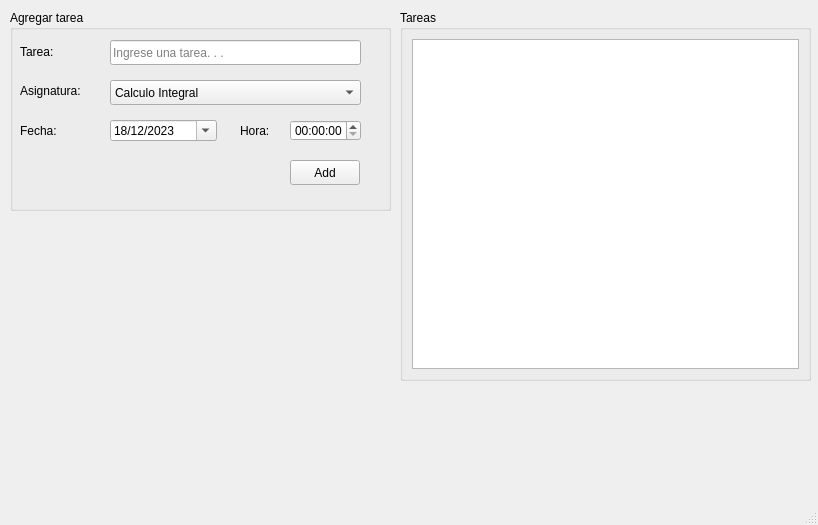
EonSoulCout/Tasky, file tasky.ui: the form before one commit.
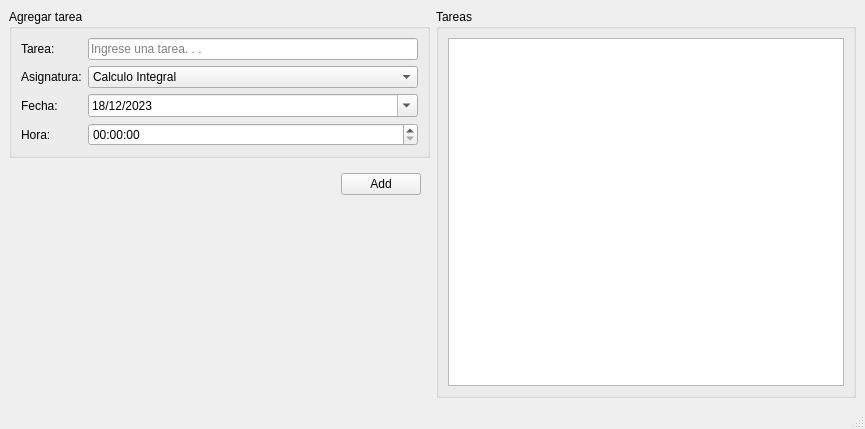
The form after the commit.

Commit message:
Table End-Read file text
-Finally end Tables with validation
-Add reader and save file text (.scv)

Patch:
```diff
--- a/tasky.ui
+++ b/tasky.ui
@@ -6,92 +6,44 @@
    <rect>
     <x>0</x>
     <y>0</y>
-    <width>818</width>
-    <height>525</height>
+    <width>865</width>
+    <height>429</height>
    </rect>
   </property>
   <property name="windowTitle">
    <string>Tasky</string>
   </property>
   <widget class="QWidget" name="centralwidget">
-   <widget class="QGroupBox" name="groupBox">
-    <property name="geometry">
-     <rect>
-      <x>400</x>
-      <y>10</y>
-      <width>411</width>
-      <height>371</height>
-     </rect>
-    </property>
-    <property name="title">
-     <string>Tareas</string>
-    </property>
-    <layout class="QHBoxLayout" name="horizontalLayout">
-     <item>
-      <widget class="QTableWidget" name="TblWorks"/>
-     </item>
-    </layout>
-   </widget>
+   <layout class="QGridLayout" name="gridLayout">
+    <item row="0" column="0">
    <widget class="QGroupBox" name="groupBox_2">
-    <property name="geometry">
-     <rect>
-      <x>10</x>
-      <y>10</y>
-      <width>381</width>
-      <height>201</height>
-     </rect>
-    </property>
     <property name="title">
      <string>Agregar tarea</string>
     </property>
+      <layout class="QFormLayout" name="formLayout">
+       <item row="0" column="0">
     <widget class="QLabel" name="LTarea">
-     <property name="geometry">
-      <rect>
-       <x>10</x>
-       <y>26</y>
-       <width>42</width>
-       <height>31</height>
-      </rect>
-     </property>
      <property name="text">
       <string>Tarea:</string>
      </property>
     </widget>
+       </item>
+       <item row="0" column="1">
     <widget class="QLineEdit" name="TxWork">
-     <property name="geometry">
-      <rect>
-       <x>100</x>
-       <y>30</y>
-       <width>251</width>
-       <height>25</height>
-      </rect>
-     </property>
      <property name="placeholderText">
       <string>Ingrese una tarea. . .</string>
      </property>
     </widget>
+       </item>
+       <item row="1" column="0">
     <widget class="QLabel" name="LAsig">
-     <property name="geometry">
-      <rect>
-       <x>10</x>
-       <y>70</y>
-       <width>78</width>
-       <height>21</height>
-      </rect>
-     </property>
      <property name="text">
       <string>Asignatura:</string>
      </property>
     </widget>
+       </item>
+       <item row="1" column="1">
     <widget class="QComboBox" name="BoxMat">
-     <property name="geometry">
-      <rect>
-       <x>100</x>
-       <y>70</y>
-       <width>251</width>
-       <height>25</height>
-      </rect>
-     </property>
      <item>
       <property name="text">
        <string>Calculo Integral</string>
@@ -123,28 +75,16 @@
       </property>
      </item>
     </widget>
+       </item>
+       <item row="2" column="0">
     <widget class="QLabel" name="LDate">
-     <property name="geometry">
-      <rect>
-       <x>10</x>
-       <y>110</y>
-       <width>44</width>
-       <height>21</height>
-      </rect>
-     </property>
      <property name="text">
       <string>Fecha:</string>
      </property>
     </widget>
+       </item>
+       <item row="2" column="1">
     <widget class="QDateEdit" name="Eddate">
-     <property name="geometry">
-      <rect>
-       <x>100</x>
-       <y>110</y>
-       <width>107</width>
-       <height>21</height>
-      </rect>
-     </property>
      <property name="dateTime">
       <datetime>
        <hour>0</hour>
@@ -162,43 +102,72 @@
       <bool>true</bool>
      </property>
     </widget>
+       </item>
+       <item row="3" column="0">
     <widget class="QLabel" name="LHora">
-     <property name="geometry">
-      <rect>
-       <x>230</x>
-       <y>110</y>
-       <width>37</width>
-       <height>21</height>
-      </rect>
-     </property>
      <property name="text">
       <string>Hora:</string>
      </property>
     </widget>
-    <widget class="QTimeEdit" name="Edtime">
-     <property name="geometry">
-      <rect>
-       <x>280</x>
-       <y>110</y>
-       <width>71</width>
-       <height>21</height>
-      </rect>
-     </property>
-    </widget>
+       </item>
+       <item row="3" column="1">
+        <widget class="QTimeEdit" name="Edtime"/>
+       </item>
+      </layout>
+     </widget>
+    </item>
+    <item row="0" column="1" rowspan="4">
+     <widget class="QGroupBox" name="groupBox">
+      <property name="title">
+       <string>Tareas</string>
+      </property>
+      <layout class="QHBoxLayout" name="horizontalLayout">
+       <item>
+        <widget class="QTableWidget" name="TblWorks"/>
+       </item>
+      </layout>
+     </widget>
+    </item>
+    <item row="1" column="0" rowspan="3">
+     <widget class="QWidget" name="widget" native="true">
+      <layout class="QGridLayout" name="gridLayout_2">
+       <item row="1" column="1">
+        <spacer name="verticalSpacer">
+         <property name="orientation">
+          <enum>Qt::Vertical</enum>
+         </property>
+         <property name="sizeHint" stdset="0">
+          <size>
+           <width>20</width>
+           <height>145</height>
+          </size>
+         </property>
+        </spacer>
+       </item>
+       <item row="0" column="0">
+        <spacer name="horizontalSpacer">
+         <property name="orientation">
+          <enum>Qt::Horizontal</enum>
+         </property>
+         <property name="sizeHint" stdset="0">
+          <size>
+           <width>318</width>
+           <height>20</height>
+          </size>
+         </property>
+        </spacer>
+       </item>
+       <item row="0" column="1">
     <widget class="QPushButton" name="Btnadd">
-     <property name="geometry">
-      <rect>
-       <x>280</x>
-       <y>150</y>
-       <width>70</width>
-       <height>25</height>
-      </rect>
-     </property>
      <property name="text">
       <string>Add</string>
      </property>
     </widget>
-   </widget>
+       </item>
+      </layout>
+     </widget>
+    </item>
+   </layout>
   </widget>
   <widget class="QMenuBar" name="menubar">
    <property name="geometry">
```
Left out of the diff: 2 changed lines with no effect on the pictures. Lines whose indentation alone changed are shown as unchanged. The commit also changes 3 other files.
